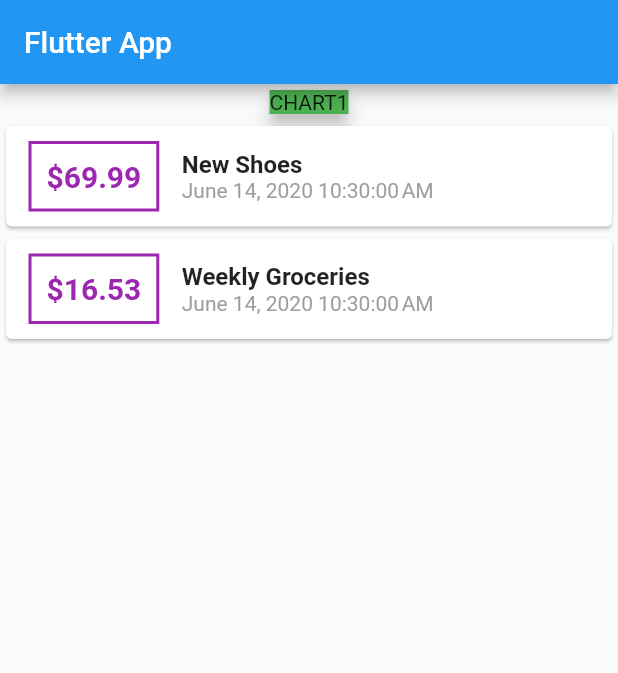
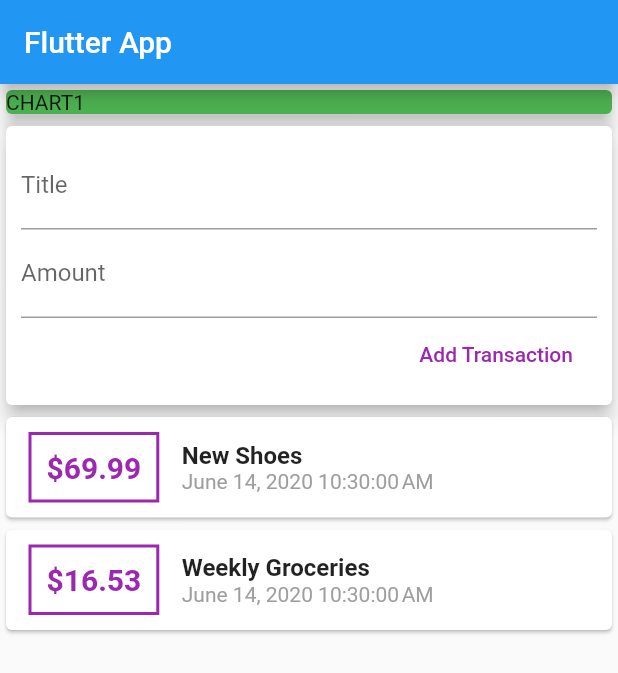
Before and after one commit to memory852/planner, a Flutter app: the screen it shows after launch, on a phone screen of 412 x 824 dp. Shown: the top 673 px of the screen. Run offline on Flutter 3.47's test engine with Material 2 defaults, Android fonts, the phone set to English and light mode, and no system bars.

Commit message:
lesson87

```diff
--- a/lib/main.dart
+++ b/lib/main.dart
@@ -1,7 +1,6 @@
 import 'package:flutter/cupertino.dart';
 import 'package:flutter/material.dart';
-import 'package:intl/intl.dart';
-import './transaction.dart';
+import 'package:planner/widgets/user_transaction.dart';
 
 void main() {
   runApp(MyApp());
@@ -18,84 +17,29 @@ class MyApp extends StatelessWidget {
 }
 
 class MyHomePage extends StatelessWidget {
-  final List<Transaction> transactions = [
-    Transaction(
-      id: 't1',
-      title: 'New Shoes',
-      amount: 69.99,
-      date: DateTime.now(),
-    ),
-    Transaction(
-      id: 't2',
-      title: 'Weekly Groceries',
-      amount: 16.53,
-      date: DateTime.now(),
-    ),
-  ];
+  // String titleInput;
+  // String amountInput;
   @override
   Widget build(BuildContext context) {
     return Scaffold(
       appBar: AppBar(
         title: Text("Flutter App"),
       ),
-      body: Column(
+      body: SingleChildScrollView(
+        child: Column(
           mainAxisAlignment: MainAxisAlignment.start,
-        crossAxisAlignment: CrossAxisAlignment.center,
+          crossAxisAlignment: CrossAxisAlignment.stretch,
           children: <Widget>[
-          Card(
-            child: Container(color: Colors.green, child: Text("CHART1")),
+            Container(
+              child: Card(
+                color: Colors.green,
+                child: Text("CHART1"),
                 elevation: 5,
               ),
-          Column(
-            children: transactions.map((tx) {
-              return Card(
-                child: Row(
-                  children: <Widget>[
-                    Container(
-                      padding: EdgeInsets.all(10),
-                      margin: EdgeInsets.symmetric(
-                        vertical: 10,
-                        horizontal: 15,
             ),
-                      decoration: BoxDecoration(
-                        border: Border.all(
-                          color: Colors.purple,
-                          width: 2,
-                        ),
-                      ),
-                      child: Text(
-                        "\$${tx.amount}",
-                        style: TextStyle(
-                          fontWeight: FontWeight.bold,
-                          color: Colors.purple,
-                          fontSize: 20,
-                        ),
-                      ),
-                    ),
-                    Column(
-                      crossAxisAlignment: CrossAxisAlignment.start,
-                      children: <Widget>[
-                        Text(
-                          tx.title,
-                          style: TextStyle(
-                            fontSize: 16,
-                            fontWeight: FontWeight.bold,
-                          ),
-                        ),
-                        Text(
-                          DateFormat().format(tx.date),
-                          style: TextStyle(
-                            color: Colors.grey,
-                          ),
-                        ),
-                      ],
-                    )
+            UserTransactions(),
           ],
         ),
-              );
-            }).toList(),
-          )
-        ],
       ),
     );
   }
--- /dev/null
+++ b/lib/widgets/new_transaction.dart
@@ -0,0 +1,44 @@
+import 'package:flutter/material.dart';
+
+class NewTransaction extends StatelessWidget {
+  final titleController = TextEditingController();
+  final amountController = TextEditingController();
+  final Function addTx;
+
+  NewTransaction(this.addTx);
+
+  @override
+  Widget build(BuildContext context) {
+    return Card(
+      elevation: 5,
+      child: Container(
+        padding: EdgeInsets.all(10),
+        child: Column(
+          crossAxisAlignment: CrossAxisAlignment.end,
+          children: <Widget>[
+            TextField(
+              decoration: InputDecoration(labelText: 'Title'),
+              // onChanged: (val) => titleInput = val,
+              controller: titleController,
+            ),
+            TextField(
+              decoration: InputDecoration(labelText: 'Amount'),
+              // onChanged: (val) => amountInput = val,
+              controller: amountController,
+            ),
+            FlatButton(
+              onPressed: () {
+                addTx(
+                  titleController.text,
+                  double.parse(amountController.text),
+                );
+              },
+              child: Text('Add Transaction'),
+              textColor: Colors.purple,
+            ),
+          ],
+        ),
+      ),
+    );
+  }
+}
--- /dev/null
+++ b/lib/widgets/transaction_list.dart
@@ -0,0 +1,62 @@
+import 'package:flutter/material.dart';
+import 'package:intl/intl.dart';
+import '../models/transaction.dart';
+
+class TransactionList extends StatelessWidget {
+  final List<Transaction> transactions;
+
+  TransactionList(this.transactions);
+
+  @override
+  Widget build(BuildContext context) {
+    return Column(
+      children: transactions.map((tx) {
+        return Card(
+          child: Row(
+            children: <Widget>[
+              Container(
+                padding: EdgeInsets.all(10),
+                margin: EdgeInsets.symmetric(
+                  vertical: 10,
+                  horizontal: 15,
+                ),
+                decoration: BoxDecoration(
+                  border: Border.all(
+                    color: Colors.purple,
+                    width: 2,
+                  ),
+                ),
+                child: Text(
+                  "\$${tx.amount}",
+                  style: TextStyle(
+                    fontWeight: FontWeight.bold,
+                    color: Colors.purple,
+                    fontSize: 20,
+                  ),
+                ),
+              ),
+              Column(
+                crossAxisAlignment: CrossAxisAlignment.start,
+                children: <Widget>[
+                  Text(
+                    tx.title,
+                    style: TextStyle(
+                      fontSize: 16,
+                      fontWeight: FontWeight.bold,
+                    ),
+                  ),
+                  Text(
+                    DateFormat().format(tx.date),
+                    style: TextStyle(
+                      color: Colors.grey,
+                    ),
+                  ),
+                ],
+              )
+            ],
+          ),
+        );
+      }).toList(),
+    );
+  }
+}
--- /dev/null
+++ b/lib/widgets/user_transaction.dart
@@ -0,0 +1,49 @@
+import 'package:flutter/material.dart';
+import './new_transaction.dart';
+import './transaction_list.dart';
+import '../models/transaction.dart';
+
+class UserTransactions extends StatefulWidget {
+  @override
+  _UserTransactionsState createState() => _UserTransactionsState();
+}
+
+class _UserTransactionsState extends State<UserTransactions> {
+  final List<Transaction> _userTransactions = [
+    Transaction(
+      id: 't1',
+      title: 'New Shoes',
+      amount: 69.99,
+      date: DateTime.now(),
+    ),
+    Transaction(
+      id: 't2',
+      title: 'Weekly Groceries',
+      amount: 16.53,
+      date: DateTime.now(),
+    ),
+  ];
+
+  void _addNewTransaction(String txTitle, double txAmount) {
+    final newTx = Transaction(
+      id: DateTime.now().toString(),
+      title: txTitle,
+      amount: txAmount,
+      date: DateTime.now(),
+    );
+
+    setState(() {
+      _userTransactions.add(newTx);
+    });
+  }
+
+  @override
+  Widget build(BuildContext context) {
+    return Column(
+      children: <Widget>[
+        NewTransaction(_addNewTransaction),
+        TransactionList(_userTransactions),
+      ],
+    );
+  }
+}
```
Also changed, not shown: lib/models/transaction.dart (renamed from lib/transaction.dart). Lines whose indentation alone changed are shown as unchanged.
